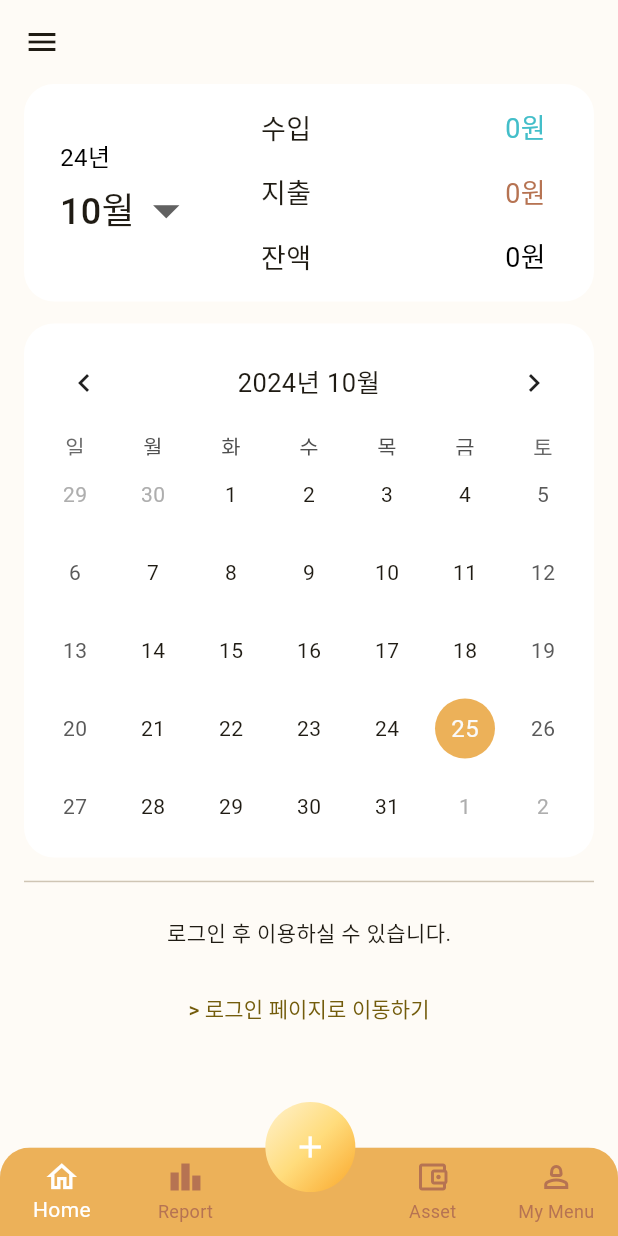
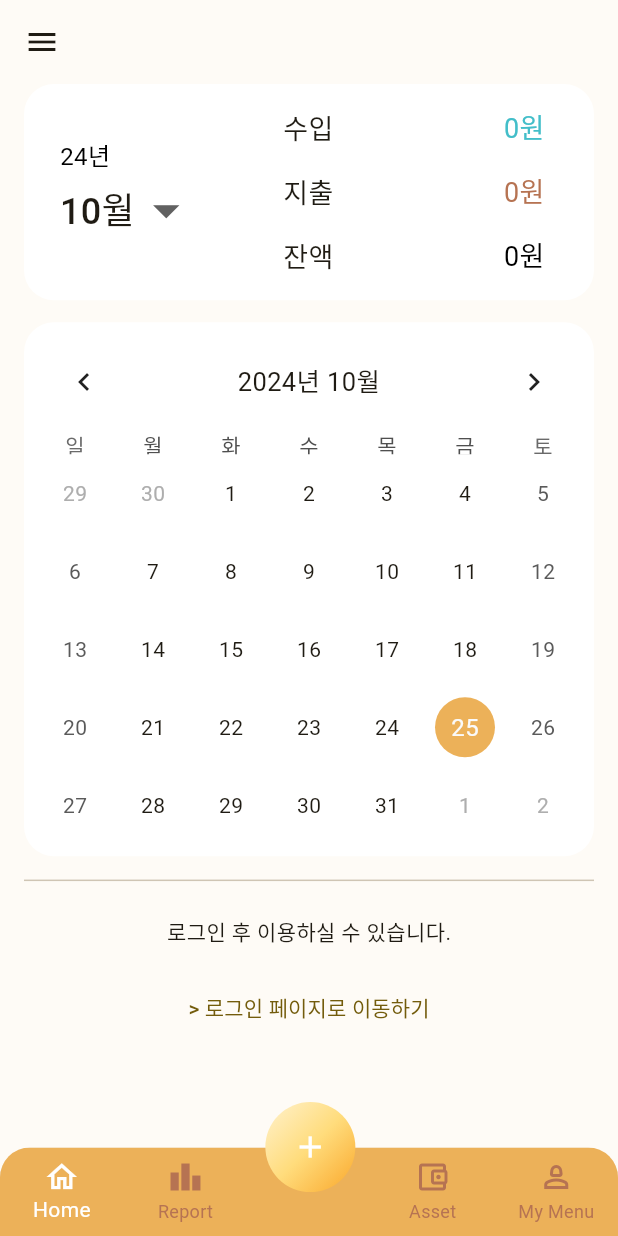
Before and after one commit to itbebop/flutter_moneybag_2024, a Flutter app: the screen it shows after launch, on a phone screen of 412 x 824 dp. Run offline on Flutter 3.47's test engine with Material 3 defaults, Android fonts, the phone set to English and light mode, and no system bars; drawn by our look-alikes of table_calendar; our stand-ins replace cloud_firestore, easy_localization, firebase_auth, firebase_core, firebase_storage, flutter_dotenv and 10 more; missing offline and left inert: kakao_flutter_sdk_user; accounts and stored records are empty; generated files the repository leaves out were written again; network calls fail.

Commit message:
style: ui 조정, 코드정리

```diff
--- a/lib/screen/tab/asset/asset_screen.dart
+++ b/lib/screen/tab/asset/asset_screen.dart
@@ -1,6 +1,5 @@
 import 'package:flutter/material.dart';
 import 'package:flutter_moneybag_2024/common/common.dart';
-import 'package:flutter_moneybag_2024/domain/model/asset.dart';
 import 'package:flutter_moneybag_2024/screen/tab/asset/component/asset_card.dart';
 import 'package:flutter_moneybag_2024/screen/tab/asset/component/asset_card_button.dart';
 import 'package:flutter_moneybag_2024/screen/tab/asset/component/asset_card_new.dart';
--- a/lib/screen/tab/asset/component/asset_card_new.dart
+++ b/lib/screen/tab/asset/component/asset_card_new.dart
@@ -127,7 +127,7 @@ class AssetCardNew extends ConsumerWidget {
             },
             child: CustomButton(
               name: '확 인',
-              buttonColor: UiConfig.whiteColor,
+              buttonColor: UiConfig.backgroundColor,
               textStyle: UiConfig.smallStyle.copyWith(
                 fontWeight: UiConfig.semiBoldFont,
               ),
@@ -142,7 +142,7 @@ class AssetCardNew extends ConsumerWidget {
             onTap: () => ref.read(assetStateProvier.notifier).onTapAssetCardNew(false),
             child: CustomButton(
               name: '취 소',
-              buttonColor: UiConfig.whiteColor,
+              buttonColor: UiConfig.backgroundColor,
               textStyle: UiConfig.smallStyle.copyWith(
                 fontWeight: UiConfig.semiBoldFont,
               ),
--- a/lib/screen/tab/home/component/asset_items.dart
+++ b/lib/screen/tab/home/component/asset_items.dart
@@ -30,7 +30,7 @@ class AssetItems extends StatelessWidget {
       mainAxisAlignment: MainAxisAlignment.spaceAround,
       children: [
         SizedBox(
-          width: 80.w,
+          width: 65.w,
           child: Text(
             title,
             style: const TextStyle(fontSize: 18),
@@ -44,7 +44,7 @@ class AssetItems extends StatelessWidget {
             textAlign: TextAlign.end, // 오른쪽 정렬 추가
           ),
         ),
-        const SizedBox(width: 16),
+        SizedBox(width: 16.w),
       ],
     );
   }
--- a/lib/screen/tab/home/component/asset_list.dart
+++ b/lib/screen/tab/home/component/asset_list.dart
@@ -1,4 +1,5 @@
 import 'package:flutter/material.dart';
+import 'package:flutter_moneybag_2024/common/common.dart';
 import 'package:flutter_moneybag_2024/screen/tab/asset/riverpod/asset_state_notifier.dart';
 import 'package:flutter_moneybag_2024/screen/tab/home/component/asset_items.dart';
 import 'package:flutter_riverpod/flutter_riverpod.dart';
@@ -14,9 +15,9 @@ class AssetList extends ConsumerWidget {
     return Column(
       children: [
         AssetItems(title: '수입', amounts: assetProvider.totalIncome),
-        const SizedBox(height: 16),
+        SizedBox(height: 16.h),
         AssetItems(title: '지출', amounts: assetProvider.totalExpense),
-        const SizedBox(height: 16),
+        SizedBox(height: 16.h),
         AssetItems(title: '잔액', amounts: assetProvider.totalAmount),
       ],
     );
```
